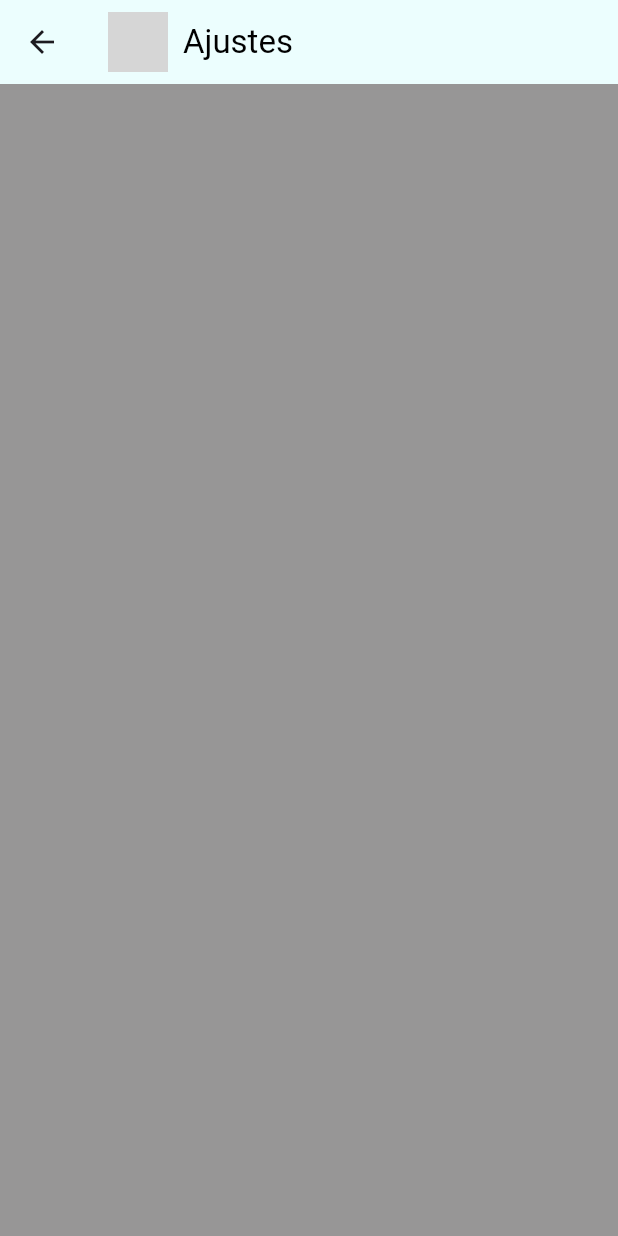
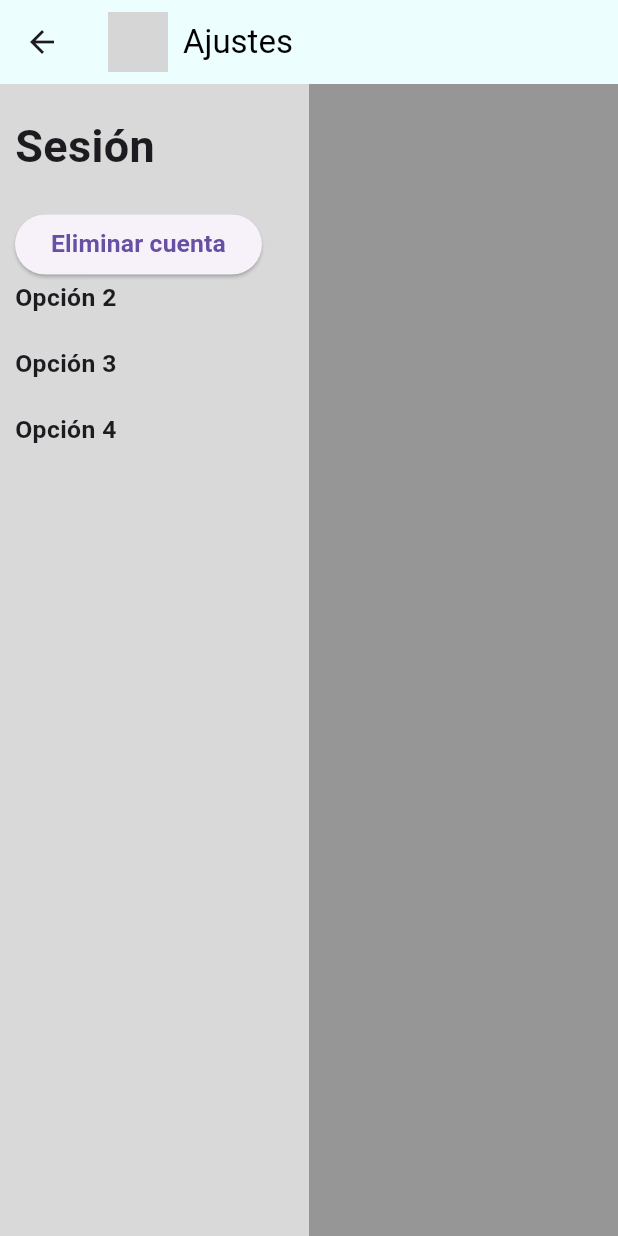
Before and after one commit to Angel2doDAM/progress_saver, a Flutter app: the Ajustes screen opened directly, on a phone screen of 412 x 824 dp. Run offline on Flutter 3.47's test engine with Material 3 defaults, Android fonts, the phone set to English and light mode, and no system bars; our stand-ins replace sqflite_common_ffi; accounts and stored records are empty; network calls fail; grey boxes are pictures that could not be loaded.

Commit message:
algo mas2

```diff
--- a/lib/ajustes_usuario.dart
+++ b/lib/ajustes_usuario.dart
@@ -55,7 +55,6 @@ class _AjustesState extends State<Ajustes> {
                     );
 
                     setState(() {});
-
                     Navigator.of(context).pop();
                   }
                 } catch (e) {
@@ -72,6 +71,14 @@ class _AjustesState extends State<Ajustes> {
 
   @override
   Widget build(BuildContext context) {
+    double screenWidth = MediaQuery.of(context).size.width;
+
+    double fontSize = screenWidth * 0.04;
+    double tittleSize = screenWidth * 0.08;
+    double columnSize = screenWidth * 0.5;
+
+    double maxFontSize =20.0;
+    double maxTittleSize = 30.0;
     return Scaffold(
       backgroundColor: fondoColor,
       appBar: AppBar(
@@ -97,11 +104,32 @@ class _AjustesState extends State<Ajustes> {
           ],
         ),
       ),
-      body: const Center(
-        child: Column(
-          mainAxisAlignment: MainAxisAlignment.center,
-          children: [],
-        ),
+      body: Row(
+        children: [
+          Container(
+            width: columnSize,
+            color: botonColor,
+            padding: EdgeInsets.symmetric(vertical: 20, horizontal: 10),
+            child: Column(
+              mainAxisAlignment: MainAxisAlignment.start,
+              crossAxisAlignment: CrossAxisAlignment.start,
+              children: [
+                Text("Sesión", style: TextStyle(fontSize: tittleSize > maxTittleSize ? maxTittleSize : tittleSize, fontWeight: FontWeight.bold)),
+                SizedBox(height: 20),
+                ElevatedButton(
+                  onPressed:() {
+
+                },
+                child: Text("Eliminar cuenta", style: TextStyle(fontSize: fontSize > maxFontSize ? maxFontSize : fontSize, fontWeight: FontWeight.bold))),
+                Text("Opción 2", style: TextStyle(fontSize: fontSize > maxFontSize ? maxFontSize : fontSize, fontWeight: FontWeight.bold)),
+                SizedBox(height: 20),
+                Text("Opción 3", style: TextStyle(fontSize: fontSize > maxFontSize ? maxFontSize : fontSize, fontWeight: FontWeight.bold)),
+                SizedBox(height: 20),
+                Text("Opción 4", style: TextStyle(fontSize: fontSize > maxFontSize ? maxFontSize : fontSize, fontWeight: FontWeight.bold)),
+              ],
+            ),
+          ),
+        ],
       ),
     );
   }
--- a/lib/inicio.dart
+++ b/lib/inicio.dart
@@ -14,12 +14,6 @@ class Inicio extends StatelessWidget {
   Widget build(BuildContext context) {
 
     _dbHelper.resetAllUsersInitialization();
-    Usuario usuarionull = Usuario(
-      username: "Anonimo",
-      password: "",
-      profile_image:
-          "https://cdn.pixabay.com/photo/2015/10/05/22/37/blank-profile-picture-973460_1280.png");
-    context.read<UserProvider>().usuarioSup = usuarionull;
 
     double screenWidth = MediaQuery.of(context).size.width;
     double screenHeight = MediaQuery.of(context).size.height;
--- a/lib/themes/colors.dart
+++ b/lib/themes/colors.dart
@@ -7,3 +7,4 @@ Color fondoColor = Color(0xFF979696);
 Color laMancha = Color.fromARGB(255, 0, 0, 0);
 Color navegacion = Color.fromRGBO(33, 150, 243, 1);
 Color azulote = Color.fromARGB(255, 44, 174, 174);
+Color mio = Color.fromARGB(209, 231, 249, 255);
```
Also changed, not shown: lib/inicio_sesion.dart (+0 -8 lines), lib/main.dart (+20 -10 lines), lib/registro_usuario.dart (+0 -8 lines), 1 other file.
